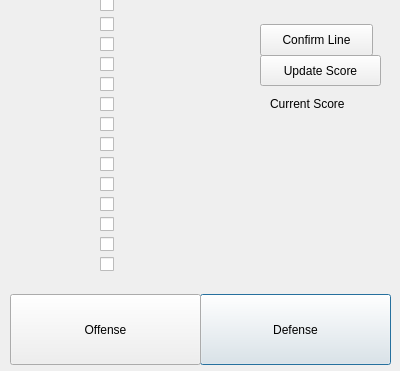
rrout2/ultimate-stats, file ultimate/chooseside.ui: the form before one commit; both pictures show x 0 to 400 and y 196 to 567 of the 400 by 567 pixel window.
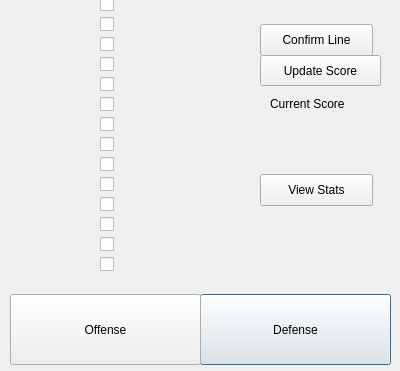
The form after the commit.

Commit message: stats option

```diff
--- a/ultimate/chooseside.ui
+++ b/ultimate/chooseside.ui
@@ -721,8 +721,8 @@
     <rect>
      <x>260</x>
      <y>310</y>
-     <width>91</width>
-     <height>20</height>
+     <width>101</width>
+     <height>41</height>
     </rect>
    </property>
    <property name="text">
@@ -742,6 +742,19 @@
     <string>Update Score</string>
    </property>
   </widget>
+  <widget class="QPushButton" name="pushButton_6">
+   <property name="geometry">
+    <rect>
+     <x>260</x>
+     <y>370</y>
+     <width>113</width>
+     <height>32</height>
+    </rect>
+   </property>
+   <property name="text">
+    <string>View Stats</string>
+   </property>
+  </widget>
  </widget>
  <resources/>
  <connections/>
```
The commit also changes 35 other files.
